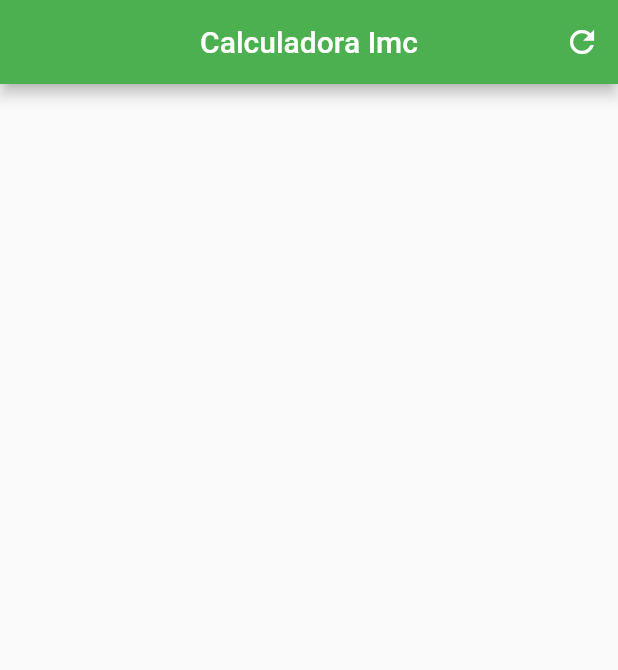
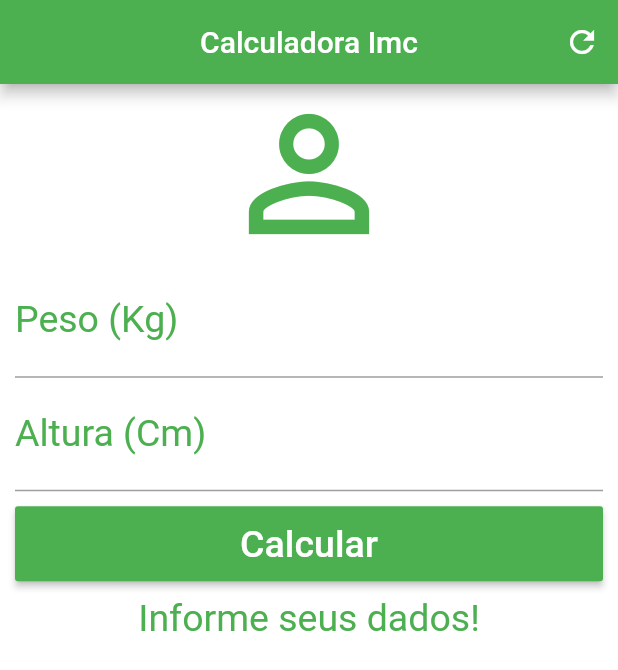
Before and after one commit to Grasyynha/calculadora_imc, a Flutter app: the screen it shows after launch, after a tap on the "refresh" icon, on a phone screen of 412 x 824 dp. Shown: the top 670 px of the screen. Run offline on Flutter 3.47's test engine with Material 2 defaults, Android fonts, the phone set to English and light mode, and no system bars.

Commit message:
Finalização do Layout e criação dos controllers

```diff
--- a/lib/main.dart
+++ b/lib/main.dart
@@ -12,6 +12,38 @@ class Home extends StatefulWidget {
 }
 
 class _HomeState extends State<Home> {
+  TextEditingController weightController = TextEditingController();
+  TextEditingController heightController = TextEditingController();
+
+  String _infoText = "Informe seus dados!";
+
+  void _resetFields() {
+    weightController.text = "";
+    heightController.text = "";
+    _infoText = "Informe seus dados!";
+  }
+
+  void _calculate() {
+    setState(() {
+      double weight = double.parse(weightController.text);
+      double height = double.parse(heightController.text) / 100;
+      double imc = weight / (height * height);
+      if (imc < 18.6) {
+        _infoText = "Abaixo do peso (${imc.toStringAsPrecision(4)})";
+      } else if (imc >= 18.6 && imc < 24.9) {
+        _infoText = "Peso Ideal (${imc.toStringAsPrecision(4)})";
+      } else if (imc >= 24.9 && imc < 29.9) {
+        _infoText = "Levemente acima do Peso (${imc.toStringAsPrecision(4)})";
+      } else if (imc >= 29.9 && imc < 34.9) {
+        _infoText = "Obesidade Grau I (${imc.toStringAsPrecision(4)})";
+      } else if (imc >= 34.9 && imc < 39.9) {
+        _infoText = "Obesidade Grau II (${imc.toStringAsPrecision(4)})";
+      } else if (imc >= 40) {
+        _infoText = "Obesidade Grau III (${imc.toStringAsPrecision(4)})";
+      }
+    });
+  }
+
   @override
   Widget build(BuildContext context) {
     return Scaffold(
@@ -20,10 +52,59 @@ class _HomeState extends State<Home> {
         centerTitle: true,
         backgroundColor: Colors.green,
         actions: <Widget>[
-          IconButton(icon: Icon(Icons.refresh),
-          onPressed: () {},
-          )
+          IconButton(
+            icon: Icon(Icons.refresh),
+            onPressed: _resetFields,
+          ),
         ],
+      ),
+      backgroundColor: Colors.white,
+      body: SingleChildScrollView(
+        padding: EdgeInsets.fromLTRB(10.0, 0.0, 10.0, 0.0),
+        child: Column(
+          crossAxisAlignment: CrossAxisAlignment.stretch,
+          children: <Widget>[
+            Icon(Icons.person_outline, size: 120.0, color: Colors.green),
+            TextField(
+              keyboardType: TextInputType.number,
+              decoration: InputDecoration(
+                labelText: "Peso (Kg)",
+                labelStyle: TextStyle(color: Colors.green),
+              ),
+              textAlign: TextAlign.center,
+              style: TextStyle(color: Colors.green, fontSize: 25.0),
+              controller: weightController,
+            ),
+            TextField(
+              keyboardType: TextInputType.number,
+              decoration: InputDecoration(
+                labelText: "Altura (Cm)",
+                labelStyle: TextStyle(color: Colors.green),
+              ),
+              textAlign: TextAlign.center,
+              style: TextStyle(color: Colors.green, fontSize: 25.0),
+              controller: heightController,
+            ),
+            Padding(
+                padding: EdgeInsets.only(top: 10.0, bottom: 10.0),
+                child: Container(
+                  height: 50.0,
+                  child: RaisedButton(
+                    onPressed: _calculate,
+                    child: Text(
+                      "Calcular",
+                      style: TextStyle(color: Colors.white, fontSize: 25.0),
+                    ),
+                    color: Colors.green,
+                  ),
+                )),
+            Text(
+              _infoText,
+              textAlign: TextAlign.center,
+              style: TextStyle(color: Colors.green, fontSize: 25.0),
+            ),
+          ],
+        ),
       ),
     );
   }
```
